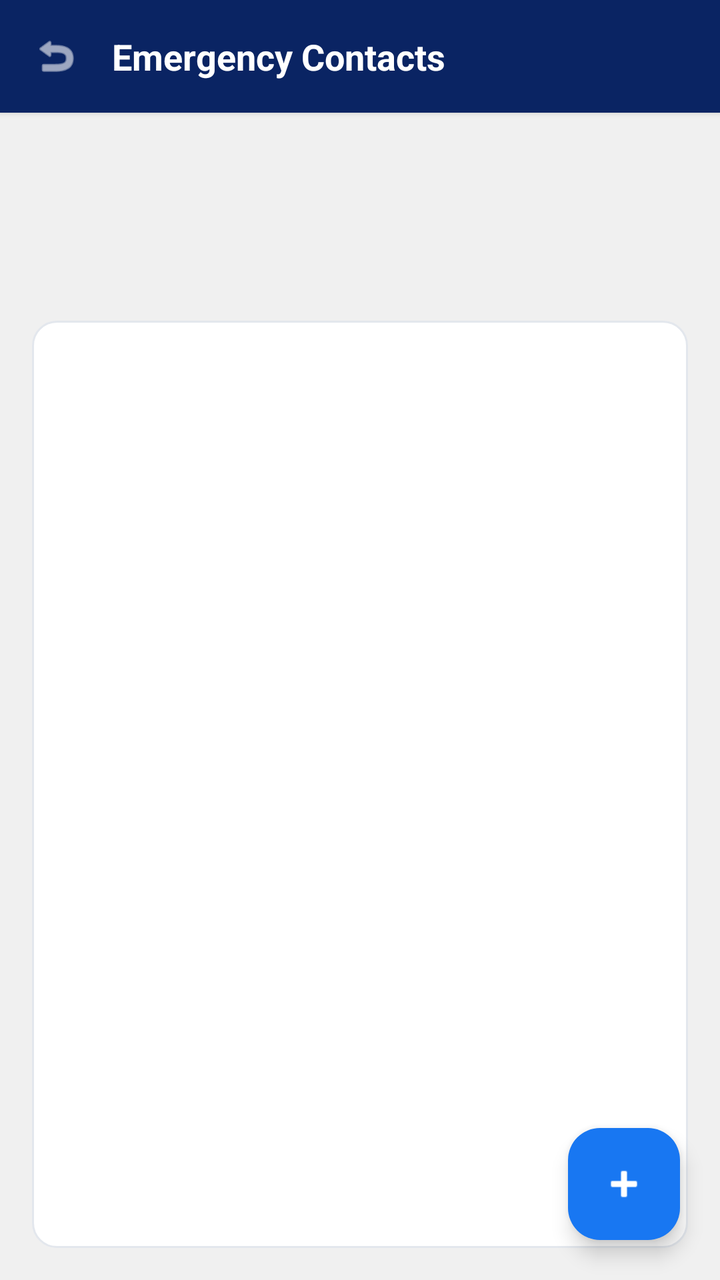
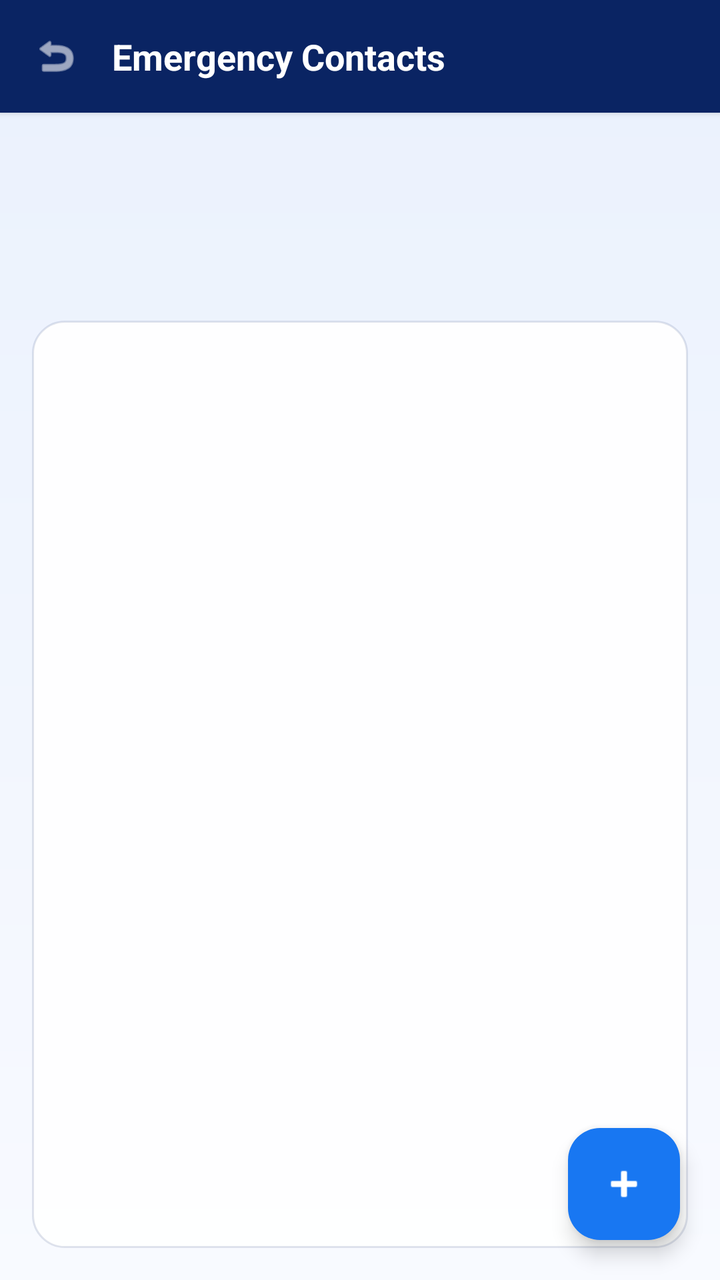

Two renders of the same Android screen: before a commit and after it. Below are the layout's source before the change and the commit's diff.
<!-- AndroidManifest.xml: application theme Theme.LetsTrackLanka -->
<!-- res/layout/activity_emergency_contacts.xml -->
<?xml version="1.0" encoding="utf-8"?>
<LinearLayout xmlns:android="http://schemas.android.com/apk/res/android"
    xmlns:app="http://schemas.android.com/apk/res-auto"
    android:layout_width="match_parent"
    android:layout_height="match_parent"
    android:orientation="vertical"
    android:background="@color/surface_background">

    <LinearLayout
        android:layout_width="match_parent"
        android:layout_height="wrap_content"
        android:orientation="horizontal"
        android:gravity="center_vertical"
        android:background="@color/brand_primary"
        android:padding="16dp"
        android:elevation="2dp">

        <ImageView
            android:id="@+id/btnBackEmergencyContacts"
            android:layout_width="24dp"
            android:layout_height="24dp"
            android:src="@android:drawable/ic_menu_revert"
            app:tint="@color/text_on_dark"
            android:contentDescription="Back" />

        <TextView
            android:layout_width="0dp"
            android:layout_weight="1"
            android:layout_height="wrap_content"
            android:layout_marginStart="16dp"
            android:text="Emergency Contacts"
            android:textSize="18sp"
            android:textStyle="bold"
            android:textColor="@color/text_on_dark" />
    </LinearLayout>

    
    <LinearLayout
        android:id="@+id/layoutEmptyState"
        android:layout_width="match_parent"
        android:layout_height="wrap_content"
        android:layout_marginTop="60dp"
        android:orientation="vertical"
        android:gravity="center"
        android:visibility="gone">
        <TextView
            android:layout_width="wrap_content"
            android:layout_height="wrap_content"
            android:text="No emergency contacts yet"
            android:textSize="16sp"
            android:textColor="@color/text_secondary" />
        <TextView
            android:layout_width="wrap_content"
            android:layout_height="wrap_content"
            android:layout_marginTop="4dp"
            android:text="Tap + to add your first contact"
            android:textSize="13sp"
            android:textColor="@color/text_muted" />
    </LinearLayout>

    
    <LinearLayout
        android:id="@+id/errorBanner"
        android:layout_width="match_parent"
        android:layout_height="wrap_content"
        android:orientation="horizontal"
        android:gravity="center_vertical"
        android:background="@color/status_danger"
        android:padding="12dp"
        android:visibility="gone">
        <TextView
            android:id="@+id/tvErrorBannerMessage"
            android:layout_width="0dp"
            android:layout_weight="1"
            android:layout_height="wrap_content"
            android:text=" "
            android:textColor="@color/text_on_dark"
            android:textSize="13sp" />
        <TextView
            android:id="@+id/tvErrorBannerRetry"
            android:layout_width="wrap_content"
            android:layout_height="wrap_content"
            android:text="RETRY"
            android:textColor="@color/text_on_dark"
            android:textStyle="bold"
            android:textSize="13sp" />
    </LinearLayout>

    <ProgressBar
        android:id="@+id/progressEmergencyContacts"
        android:layout_width="wrap_content"
        android:layout_height="wrap_content"
        android:layout_gravity="center"
        android:layout_marginTop="40dp" />

    <FrameLayout
        android:layout_width="match_parent"
        android:layout_height="0dp"
        android:layout_weight="1">

        <androidx.recyclerview.widget.RecyclerView
            android:id="@+id/rvEmergencyContacts"
            android:layout_width="match_parent"
            android:layout_height="match_parent"
            android:layout_margin="16dp"
            android:background="@drawable/bg_stat_card"
            android:paddingBottom="72dp"
            android:clipToPadding="false" />

        <com.google.android.material.floatingactionbutton.FloatingActionButton
            android:id="@+id/fabAddEmergencyContact"
            android:layout_width="wrap_content"
            android:layout_height="wrap_content"
            android:layout_gravity="end|bottom"
            android:layout_margin="20dp"
            app:backgroundTint="@color/brand_accent"
            app:tint="@color/surface_white"
            app:srcCompat="@android:drawable/ic_input_add"
            android:contentDescription="Add emergency contact" />

    </FrameLayout>

</LinearLayout>
<!-- resources referenced by this layout -->
<resources>
  <color name="brand_accent">#1877F2</color>
  <color name="brand_primary">#0A2463</color>
  <color name="status_danger">#E53935</color>
  <color name="surface_background">#F0F0F0</color>
  <color name="surface_white">#FFFFFF</color>
  <color name="text_muted">#888888</color>
  <color name="text_on_dark">#FFFFFF</color>
  <color name="text_secondary">#5B6B82</color>
  <!-- drawable bg_stat_card (drawable) -->
  <?xml version="1.0" encoding="utf-8"?>
  <shape xmlns:android="http://schemas.android.com/apk/res/android"
      android:shape="rectangle">
      <solid android:color="#FFFFFF" />
      <corners android:radius="12dp" />
      <stroke android:width="1dp" android:color="#E3E7ED" />
  </shape>
  <style name="Theme.LetsTrackLanka" parent="Base.Theme.LetsTrackLanka" />
  <style name="Base.Theme.LetsTrackLanka" parent="Theme.Material3.DayNight.NoActionBar">
          <item name="colorPrimary">@color/brand_primary</item>
          <item name="colorPrimaryDark">@color/brand_primary</item>
          <item name="colorOnPrimary">@color/text_on_dark</item>
          <item name="colorSecondary">@color/brand_accent</item>
          <item name="colorOnSecondary">@color/text_on_dark</item>
  
          
          <item name="android:statusBarColor">@color/brand_primary</item>
          <item name="android:navigationBarColor">@color/surface_white</item>
      </style>
</resources>

<!-- the commit's change to res/layout/activity_emergency_contacts.xml (unified diff, before → after) -->
@@ -4,7 +4,7 @@
     android:layout_width="match_parent"
     android:layout_height="match_parent"
     android:orientation="vertical"
-    android:background="@color/surface_background">
+    android:background="@drawable/bg_app_gradient">
 
     <LinearLayout
         android:layout_width="match_parent"
<!-- resource entries referenced after the edit -->
@@ -3,20 +3,27 @@
   <color name="brand_accent">#1877F2</color>
   <color name="brand_primary">#0A2463</color>
   <color name="status_danger">#E53935</color>
-  <color name="surface_background">#F0F0F0</color>
   <color name="surface_white">#FFFFFF</color>
   <color name="text_muted">#888888</color>
   <color name="text_on_dark">#FFFFFF</color>
   <color name="text_secondary">#5B6B82</color>
+  <!-- drawable bg_app_gradient (drawable) -->
+  <?xml version="1.0" encoding="utf-8"?>
+  <shape xmlns:android="http://schemas.android.com/apk/res/android" android:shape="rectangle">
+      <gradient android:angle="270" android:startColor="@color/glass_bg_top" android:endColor="@color/glass_bg_bottom" />
+  </shape>
   <!-- drawable bg_stat_card (drawable) -->
   <?xml version="1.0" encoding="utf-8"?>
-  <shape xmlns:android="http://schemas.android.com/apk/res/android"
-      android:shape="rectangle">
-      <solid android:color="#FFFFFF" />
-      <corners android:radius="12dp" />
-      <stroke android:width="1dp" android:color="#E3E7ED" />
+  <shape xmlns:android="http://schemas.android.com/apk/res/android" android:shape="rectangle">
+      <solid android:color="@color/glass_card_fill" />
+      <corners android:radius="16dp" />
+      <stroke android:width="1dp" android:color="@color/glass_card_stroke" />
   </shape>
   <style name="Theme.LetsTrackLanka" parent="Base.Theme.LetsTrackLanka" />
+  <color name="glass_bg_top">#EAF1FD</color>
+  <color name="glass_bg_bottom">#F8FAFF</color>
+  <color name="glass_card_fill">#EBFFFFFF</color>
+  <color name="glass_card_stroke">#1F0A2463</color>
   <style name="Base.Theme.LetsTrackLanka" parent="Theme.Material3.DayNight.NoActionBar">
           <item name="colorPrimary">@color/brand_primary</item>
           <item name="colorPrimaryDark">@color/brand_primary</item>
@@ -27,6 +34,18 @@
           
           <item name="android:statusBarColor">@color/brand_primary</item>
           <item name="android:navigationBarColor">@color/surface_white</item>
+  
+          
+          <item name="android:windowBackground">@drawable/bg_app_gradient</item>
+          <item name="bottomSheetDialogTheme">@style/ThemeOverlay.ShaloTrack.BottomSheetDialog</item>
       </style>
+  <style name="ThemeOverlay.ShaloTrack.BottomSheetDialog" parent="ThemeOverlay.Material3.BottomSheetDialog">
+          <item name="bottomSheetStyle">@style/Widget.ShaloTrack.BottomSheet</item>
+          <item name="android:backgroundDimAmount">0.32</item>
+      </style>
+  <style name="Widget.ShaloTrack.BottomSheet" parent="Widget.Material3.BottomSheet.Modal">
+          <item name="backgroundTint">@color/glass_sheet_fill</item>
+      </style>
+  <color name="glass_sheet_fill">#F5FFFFFF</color>
 </resources>
 
